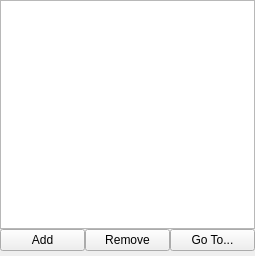
This is Editor/main_window/dock/bookmarks_box.ui in WohlSoft/Moondust-Project as Qt 5 draws it before an edit. The edited form follows.
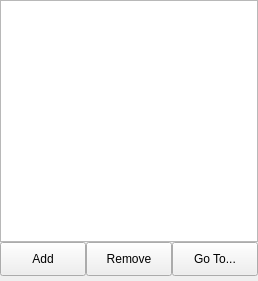
This is the edited form.

```diff
--- a/Editor/main_window/dock/bookmarks_box.ui
+++ b/Editor/main_window/dock/bookmarks_box.ui
@@ -6,8 +6,8 @@
    <rect>
     <x>0</x>
     <y>0</y>
-    <width>255</width>
-    <height>256</height>
+    <width>258</width>
+    <height>281</height>
    </rect>
   </property>
   <property name="contextMenuPolicy">
@@ -41,6 +41,12 @@
     </property>
     <item row="1" column="1">
      <widget class="QPushButton" name="bookmarkRemove">
+      <property name="minimumSize">
+       <size>
+        <width>0</width>
+        <height>34</height>
+       </size>
+      </property>
       <property name="toolTip">
        <string>Remove selected bookmark from list</string>
       </property>
@@ -51,6 +57,12 @@
     </item>
     <item row="1" column="0">
      <widget class="QPushButton" name="bookmarkAdd">
+      <property name="minimumSize">
+       <size>
+        <width>0</width>
+        <height>34</height>
+       </size>
+      </property>
       <property name="toolTip">
        <string>Remember current screen position on the level map or on the world map
 and store bookmark.</string>
@@ -62,6 +74,12 @@
     </item>
     <item row="1" column="2">
      <widget class="QPushButton" name="bookmarkGoto">
+      <property name="minimumSize">
+       <size>
+        <width>0</width>
+        <height>34</height>
+       </size>
+      </property>
       <property name="toolTip">
        <string>Scroll to remembered position in selected item back.
 You also can double-click to item to scroll to bookmarked position.</string>
```
